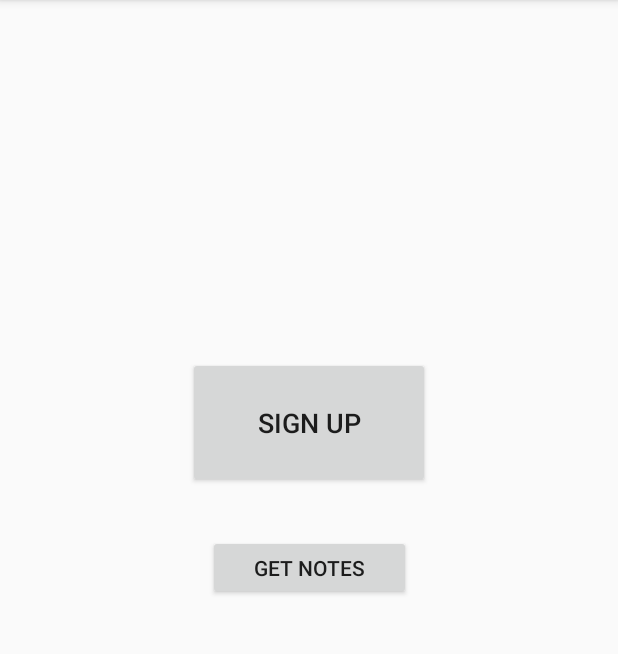
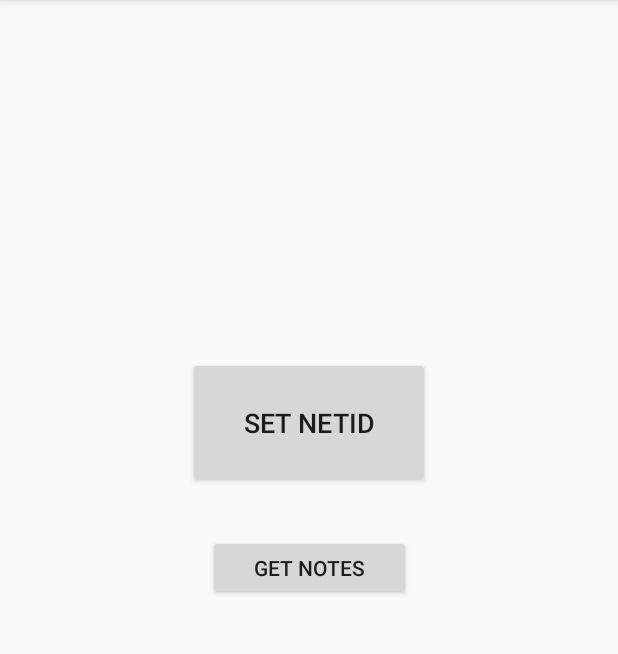
Before and after one commit to Fs4remi/CalHacks, an Android app: the screen it shows after launch (MainActivity), on a phone screen of 412 x 824 dp, the part 84-738 px from its top. Run offline under Robolectric (Android 15) with nearby library versions, the phone set to English and light mode, and no system bars.

Commit message:
add activity for signup (only returns to main activity for now)

```diff
--- a/app/src/main/AndroidManifest.xml
+++ b/app/src/main/AndroidManifest.xml
@@ -9,6 +9,7 @@
         android:roundIcon="@mipmap/ic_launcher_round"
         android:supportsRtl="true"
         android:theme="@style/AppTheme">
+        <activity android:name=".signup"></activity>
         <activity android:name=".MainActivity">
             <intent-filter>
                 <action android:name="android.intent.action.MAIN" />
--- a/app/src/main/res/layout/activity_main.xml
+++ b/app/src/main/res/layout/activity_main.xml
@@ -10,10 +10,9 @@
         android:id="@+id/SignUpButton"
         android:layout_width="161dp"
         android:layout_height="87dp"
-        android:capitalize="words"
         android:clickable="true"
         android:cursorVisible="false"
-        android:text="Sign Up"
+        android:text="Set NetID"
         android:textColorLink="#9C27B0"
         android:textSize="18sp"
         app:layout_constraintBottom_toBottomOf="parent"
@@ -28,7 +27,7 @@
         android:id="@+id/SummaryButton"
         android:layout_width="135dp"
         android:layout_height="43dp"
-        android:clickable="true"
+        android:onClick="get_notes"
         android:text="Get Notes"
         app:layout_constraintBottom_toBottomOf="parent"
         app:layout_constraintEnd_toEndOf="parent"
```
Also changed, not shown: app/src/main/java/com/example/test/MainActivity.java (+7 -0 lines), app/src/main/java/com/example/test/signup.java (added, +19 -0 lines), app/src/main/res/layout/activity_signup.xml (added, +29 -0 lines).
